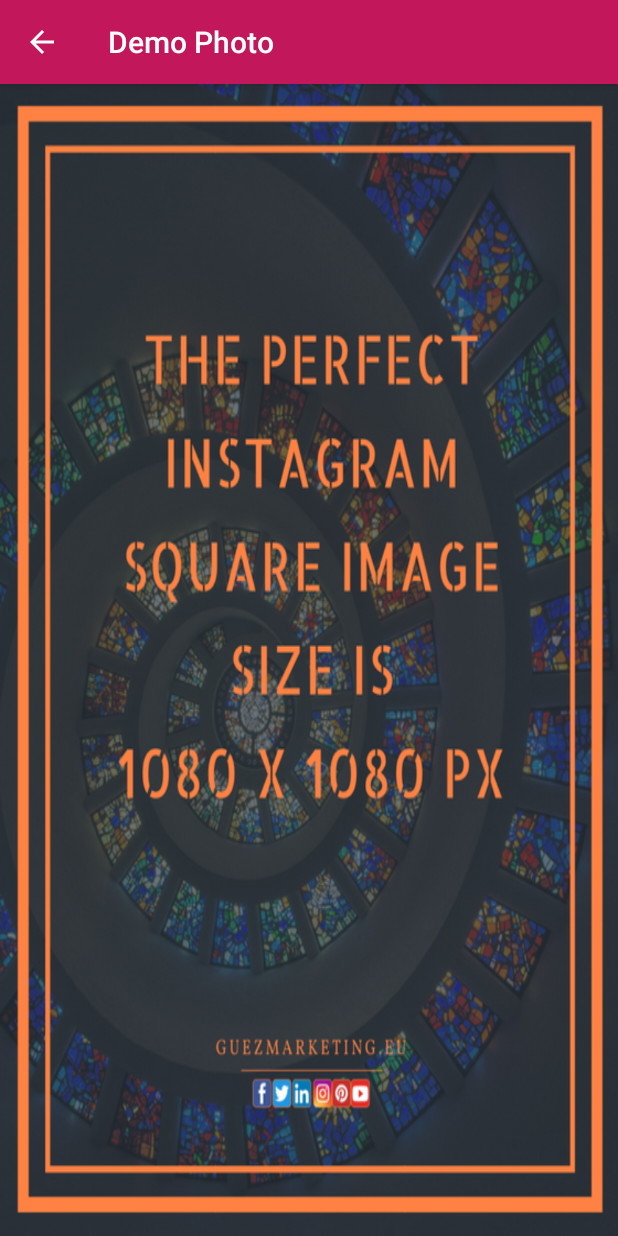
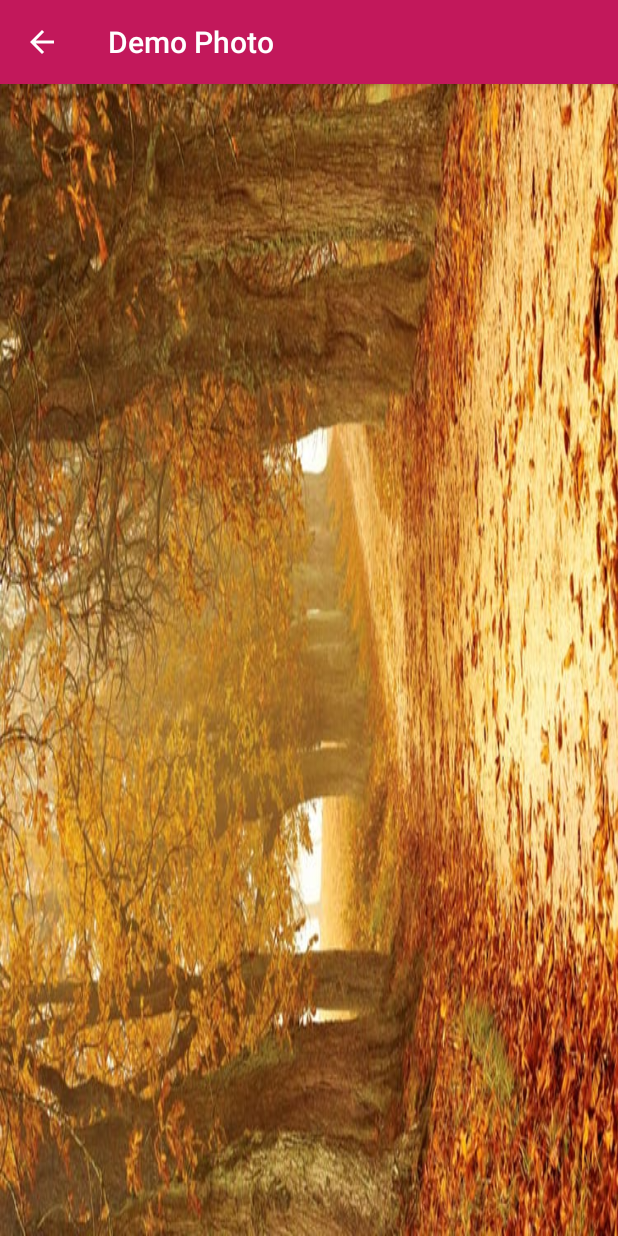
Before and after one commit to bardewap/MyInstagram, an Android app: the AddPhotoActivity screen opened directly, with no data from a screen before it, on a phone screen of 412 x 824 dp. Run offline under Robolectric (Android 15) with nearby library versions, the phone set to English and light mode, and no system bars; network calls fail.

Commit message:
initial commit

```diff
--- a/app/src/main/res/layout/content_add_photo.xml
+++ b/app/src/main/res/layout/content_add_photo.xml
@@ -12,7 +12,7 @@
     <ImageView
         android:layout_width="match_parent"
         android:layout_height="match_parent"
-        android:background="@drawable/photo"
+        android:background="@drawable/pic"
         android:scaleType="fitXY"/>
 
 </LinearLayout>
```
Also changed, not shown: app/src/main/res/drawable/pic.png (added).
